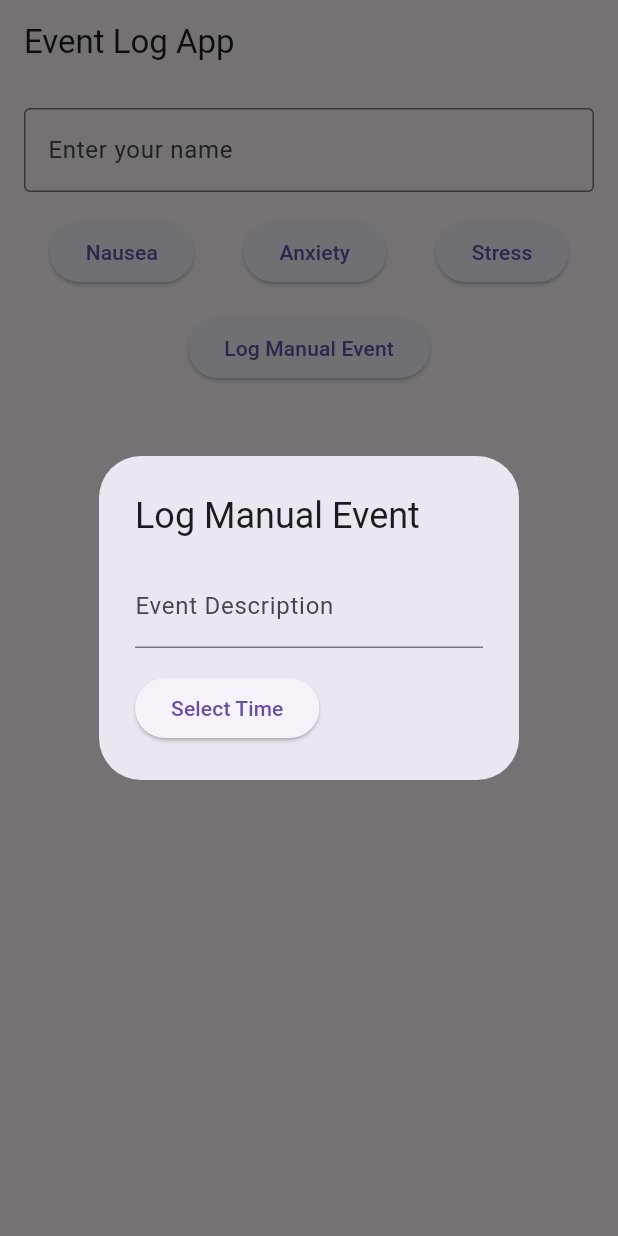
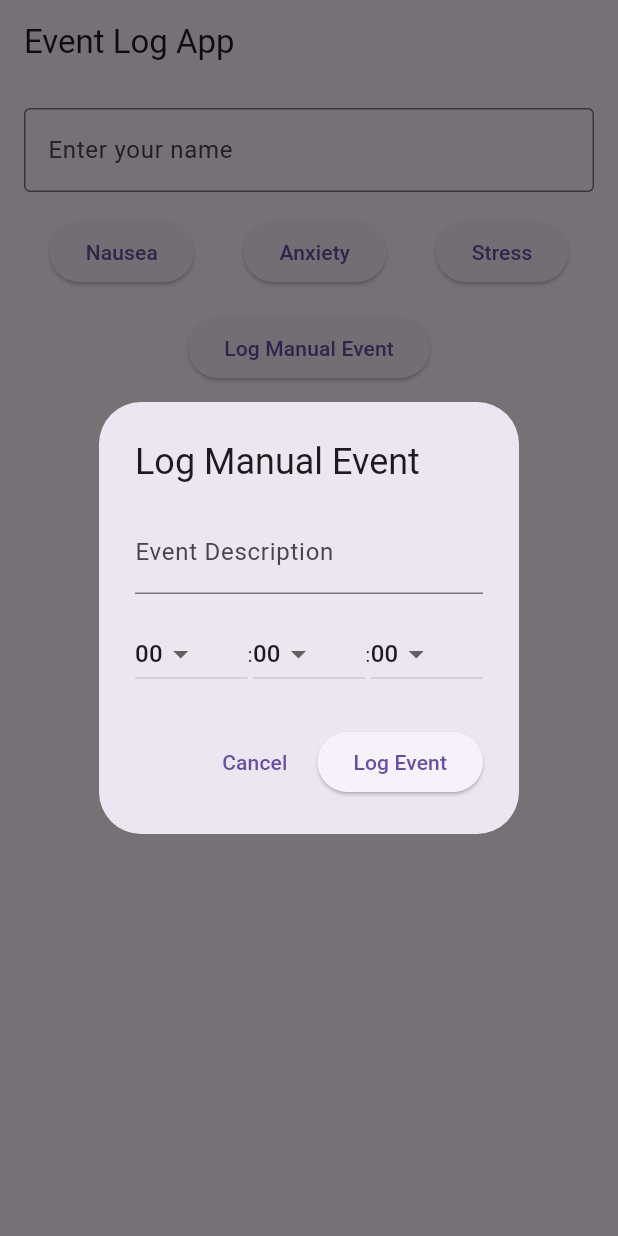
Before and after one commit to danielsanguino/Event-Log-Page, a Flutter app: the screen it shows after launch, after a tap on "Log Manual Event", on a phone screen of 412 x 824 dp. Run offline on Flutter 3.47's test engine with Material 3 defaults, Android fonts, the phone set to English and light mode, and no system bars; our stand-ins replace csv.

Commit message:
Updated manual clock

```diff
--- a/event_log_page/lib/event_log_page.dart
+++ b/event_log_page/lib/event_log_page.dart
@@ -22,7 +22,7 @@ class _EventLogPageState extends State<EventLogPage> {
   }
 
   void _logEvent(String eventDescription, String time) async {
-    if (_userName == 'Anonymous') {
+    if (_userName.isEmpty || _userName == 'Anonymous') {
       ScaffoldMessenger.of(context).showSnackBar(
         SnackBar(content: Text('Please enter your name')),
       );
@@ -92,6 +92,101 @@ class _EventLogPageState extends State<EventLogPage> {
     );
   }
 
+  Future<void> _showManualEventDialog() async {
+    int selectedHour = 0;
+    int selectedMinute = 0;
+    int selectedSecond = 0;
+
+    return showDialog<void>(
+      context: context,
+      builder: (BuildContext context) {
+        return StatefulBuilder(
+          builder: (context, setState) {
+            return AlertDialog(
+              title: Text('Log Manual Event'),
+              content: Column(
+                mainAxisSize: MainAxisSize.min,
+                children: <Widget>[
+                  TextField(
+                    controller: _eventController,
+                    decoration: InputDecoration(
+                      labelText: 'Event Description',
+                    ),
+                  ),
+                  SizedBox(height: 16),
+                  Row(
+                    children: <Widget>[
+                      Expanded(
+                        child: DropdownButton<int>(
+                          value: selectedHour,
+                          onChanged: (value) {
+                            setState(() {
+                              selectedHour = value!;
+                            });
+                          },
+                          items: List.generate(24, (index) => DropdownMenuItem(
+                            value: index,
+                            child: Text(index.toString().padLeft(2, '0')),
+                          )),
+                        ),
+                      ),
+                      Text(':'),
+                      Expanded(
+                        child: DropdownButton<int>(
+                          value: selectedMinute,
+                          onChanged: (value) {
+                            setState(() {
+                              selectedMinute = value!;
+                            });
+                          },
+                          items: List.generate(60, (index) => DropdownMenuItem(
+                            value: index,
+                            child: Text(index.toString().padLeft(2, '0')),
+                          )),
+                        ),
+                      ),
+                      Text(':'),
+                      Expanded(
+                        child: DropdownButton<int>(
+                          value: selectedSecond,
+                          onChanged: (value) {
+                            setState(() {
+                              selectedSecond = value!;
+                            });
+                          },
+                          items: List.generate(60, (index) => DropdownMenuItem(
+                            value: index,
+                            child: Text(index.toString().padLeft(2, '0')),
+                          )),
+                        ),
+                      ),
+                    ],
+                  ),
+                ],
+              ),
+              actions: <Widget>[
+                TextButton(
+                  onPressed: () {
+                    Navigator.of(context).pop();
+                  },
+                  child: Text('Cancel'),
+                ),
+                ElevatedButton(
+                  onPressed: () {
+                    String formattedTime = '${selectedHour.toString().padLeft(2, '0')}:${selectedMinute.toString().padLeft(2, '0')}:${selectedSecond.toString().padLeft(2, '0')}';
+                    _logEvent(_eventController.text.trim(), formattedTime);
+                    Navigator.of(context).pop();
+                  },
+                  child: Text('Log Event'),
+                ),
+              ],
+            );
+          },
+        );
+      },
+    );
+  }
+
   @override
   Widget build(BuildContext context) {
     return Scaffold(
@@ -142,10 +237,7 @@ class _EventLogPageState extends State<EventLogPage> {
             children: <Widget>[
               ElevatedButton(
                 onPressed: () {
-                  showDialog(
-                    context: context,
-                    builder: (context) => _buildManualEventDialog(),
-                  );
+                  _showManualEventDialog();
                 },
                 child: Text('Log Manual Event'),
               ),
@@ -160,51 +252,26 @@ class _EventLogPageState extends State<EventLogPage> {
     );
   }
 
-  Widget _buildManualEventDialog() {
-    TimeOfDay? selectedTime = TimeOfDay.now();
+  String _getCurrentTime() {
+    final now = DateTime.now();
+    return '${now.hour.toString().padLeft(2, '0')}:${now.minute.toString().padLeft(2, '0')}:${now.second.toString().padLeft(2, '0')}';
+  }
+}
 
-    return AlertDialog(
-      title: Text('Log Manual Event'),
-      content: Column(
-        mainAxisSize: MainAxisSize.min,
-        crossAxisAlignment: CrossAxisAlignment.start,
-        children: <Widget>[
-          TextField(
-            controller: _eventController,
-            decoration: InputDecoration(
-              labelText: 'Event Description',
-            ),
-          ),
-          SizedBox(height: 16),
-          ElevatedButton(
-            onPressed: () async {
-              final pickedTime = await showTimePicker(
-                context: context,
-                initialTime: selectedTime ?? TimeOfDay.now(),
-              );
+void main() {
+  runApp(MyApp());
+}
 
-              if (pickedTime != null) {
-                setState(() {
-                  selectedTime = pickedTime;
-                });
-
-                _logEvent(
-                  _eventController.text.trim(),
-                  '${selectedTime!.hour.toString().padLeft(2, '0')}:${selectedTime!.minute.toString().padLeft(2, '0')}',
-                );
-
-                Navigator.pop(context);
-              }
-            },
-            child: Text('Select Time'),
-          ),
-        ],
+class MyApp extends StatelessWidget {
+  @override
+  Widget build(BuildContext context) {
+    return MaterialApp(
+      title: 'Event Log App',
+      debugShowCheckedModeBanner: false,
+      theme: ThemeData(
+        primarySwatch: Colors.blue,
       ),
+      home: EventLogPage(),
     );
   }
-
-  String _getCurrentTime() {
-    final now = DateTime.now();
-    return '${now.hour.toString().padLeft(2, '0')}:${now.minute.toString().padLeft(2, '0')}';
-  }
 }
--- a/event_log_page/lib/main.dart
+++ b/event_log_page/lib/main.dart
@@ -3,6 +3,7 @@ import 'event_log_page.dart';
 
 void main() {
   runApp(MyApp());
+
 }
 
 class MyApp extends StatelessWidget {
--- a/event_log_page/pubspec.yaml
+++ b/event_log_page/pubspec.yaml
@@ -15,6 +15,7 @@ dependencies:
   path_provider: ^2.0.11
 
 
+
   cupertino_icons: ^1.0.6
 
 dev_dependencies:
```
Also changed, not shown: 1 other file.
